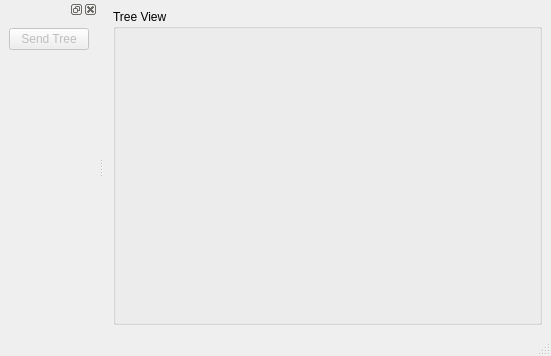
splintered-reality/py_trees_js, file py_trees_js/viewer/main_window.ui: the form before one commit.
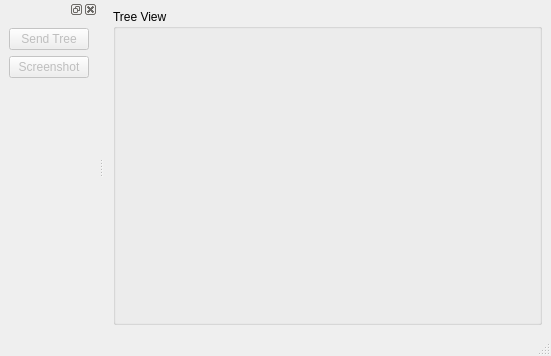
The form after the commit. Icons and pictures are not drawn. Custom widgets are drawn as their Qt base class.

Commit message: [qt] capture a screenshot

```diff
--- a/py_trees_js/viewer/main_window.ui
+++ b/py_trees_js/viewer/main_window.ui
@@ -58,6 +58,16 @@
        </property>
       </widget>
      </item>
+     <item>
+      <widget class="QPushButton" name="screenshot_button">
+       <property name="enabled">
+        <bool>false</bool>
+       </property>
+       <property name="text">
+        <string>Screenshot</string>
+       </property>
+      </widget>
+     </item>
      <item>
       <spacer name="vertical_spacer">
        <property name="orientation">
```
Left out of the diff: 2 changed lines with no effect on the pictures. The commit also changes 5 other files.
